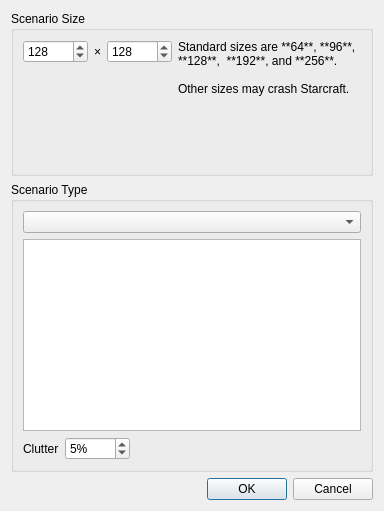
First picture: the form in ChkForge/newmap.ui, repository heinermann/ChkForge, before the edit.
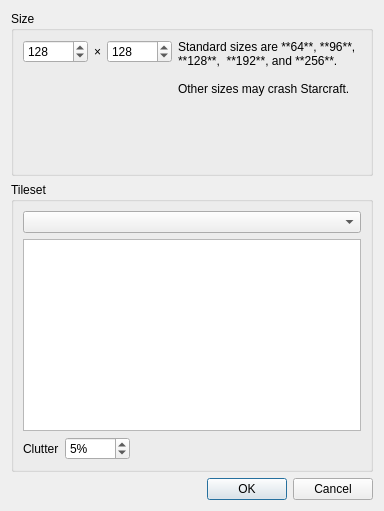
Second picture: the form after the edit. Icons and pictures are not drawn.

What changed in the file:
```diff
--- a/ChkForge/newmap.ui
+++ b/ChkForge/newmap.ui
@@ -21,7 +21,7 @@
    <item row="0" column="2">
     <widget class="QGroupBox" name="groupBox_3">
      <property name="title">
-      <string extracomment="EditLocal:1200">Scenario Size</string>
+      <string extracomment="gluAll:infoPane_size">Size</string>
      </property>
      <layout class="QGridLayout" name="gridLayout_4" rowstretch="1,0">
       <item row="0" column="0">
@@ -114,7 +114,7 @@
    <item row="1" column="2">
     <widget class="QGroupBox" name="groupBox">
      <property name="title">
-      <string extracomment="EditLocal:1200">Scenario Type</string>
+      <string extracomment="gluAll:infoPane_tileset">Tileset</string>
      </property>
      <layout class="QGridLayout" name="gridLayout_2">
       <item row="2" column="0" colspan="3">
```
